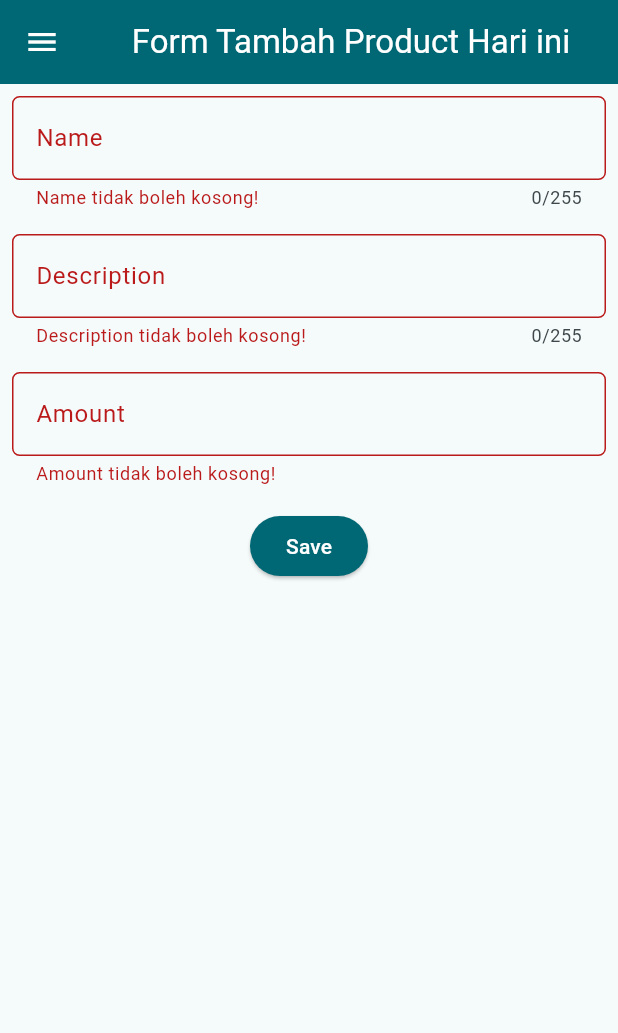
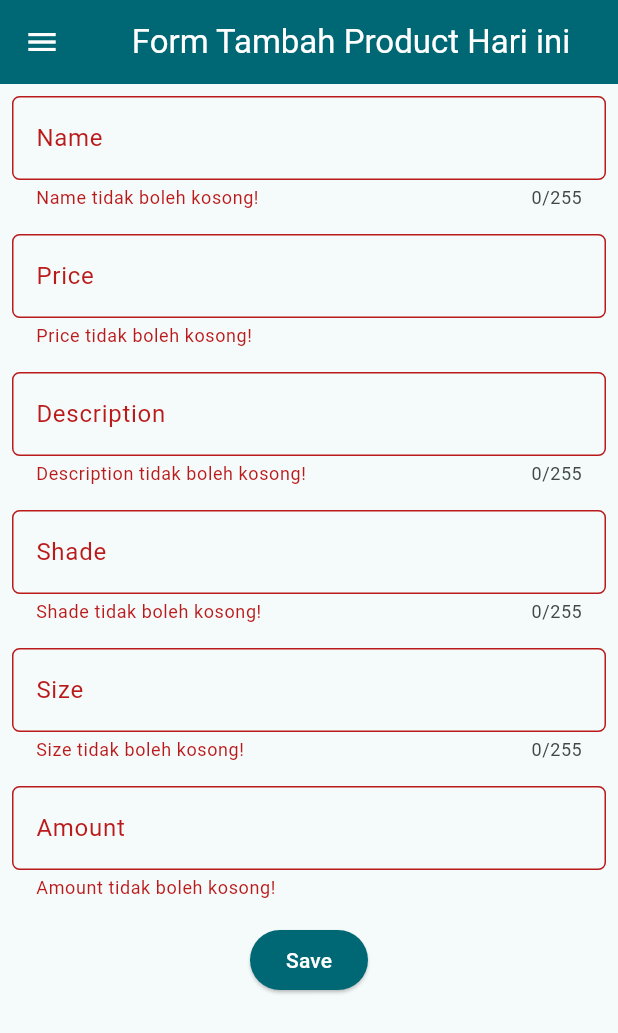
Before and after one commit to dhaniatiara/beauty-hive-mobile, a Flutter app: the ProductEntryFormPage screen opened directly, after a tap on "Save", on a phone screen of 412 x 824 dp. Shown: the top 1033 px of the screen. Run offline on Flutter 3.47's test engine with Material 3 defaults, Android fonts, the phone set to English and light mode, and no system bars.

Commit message:
menyesuaikan form seperti models django

```diff
--- a/lib/productentry_form.dart
+++ b/lib/productentry_form.dart
@@ -11,7 +11,10 @@ class ProductEntryFormPage extends StatefulWidget {
 class _ProductEntryFormPageState extends State<ProductEntryFormPage> {
   final _formKey = GlobalKey<FormState>();
   String _name = "";
+  int _price = 0;
 	String _description = "";
+  String _shade = "";
+  String _size = "";
 	int _amount = 0;
 
   @override
@@ -34,6 +37,7 @@ class _ProductEntryFormPageState extends State<ProductEntryFormPage> {
           child: Column(
             crossAxisAlignment: CrossAxisAlignment.start,
             children: [
+              // Name
               Padding(
                 padding: const EdgeInsets.all(8.0),
                 child: TextFormField(
@@ -59,6 +63,40 @@ class _ProductEntryFormPageState extends State<ProductEntryFormPage> {
                 ),
               ),
 
+              // Price
+              Padding(
+                padding: const EdgeInsets.all(8.0),
+                child: TextFormField(
+                  decoration: InputDecoration(
+                    hintText: "Price",
+                    labelText: "Price",
+                    border: OutlineInputBorder(
+                      borderRadius: BorderRadius.circular(5.0),
+                    ),
+                  ),
+                  keyboardType: TextInputType.number,
+                  onChanged: (String? value) {
+                    setState(() {
+                      _price = int.tryParse(value!) ?? 0;
+                    });
+                  },
+                  validator: (String? value) {
+                    if (value == null || value.isEmpty) {
+                      return "Price tidak boleh kosong!";
+                    }
+                    final parsedValue = int.tryParse(value);
+                    if (parsedValue == null) {
+                      return "Price harus berupa angka!";
+                    }
+                    if (parsedValue < 1) {
+                      return 'Price must be at least 1';
+                    }
+                    return null;
+                  },
+                ),
+              ),
+
+              // Description
               Padding(
                 padding: const EdgeInsets.all(8.0),
                 child: TextFormField(
@@ -83,6 +121,60 @@ class _ProductEntryFormPageState extends State<ProductEntryFormPage> {
                   },
                 ),
               ),
+
+              // Shade Field
+              Padding(
+                padding: const EdgeInsets.all(8.0),
+                child: TextFormField(
+                  decoration: InputDecoration(
+                    hintText: "Shade",
+                    labelText: "Shade",
+                    border: OutlineInputBorder(
+                      borderRadius: BorderRadius.circular(5.0),
+                    ),
+                  ),
+                  maxLength: 255,
+                  onChanged: (String? value) {
+                    setState(() {
+                      _shade = value!;
+                    });
+                  },
+                  validator: (String? value) {
+                    if (value == null || value.isEmpty) {
+                      return "Shade tidak boleh kosong!";
+                    }
+                    return null;
+                  },
+                ),
+              ),
+
+              // Size Field
+              Padding(
+                padding: const EdgeInsets.all(8.0),
+                child: TextFormField(
+                  decoration: InputDecoration(
+                    hintText: "Size",
+                    labelText: "Size",
+                    border: OutlineInputBorder(
+                      borderRadius: BorderRadius.circular(5.0),
+                    ),
+                  ),
+                  maxLength: 255,
+                  onChanged: (String? value) {
+                    setState(() {
+                      _size = value!;
+                    });
+                  },
+                  validator: (String? value) {
+                    if (value == null || value.isEmpty) {
+                      return "Size tidak boleh kosong!";
+                    }
+                    return null;
+                  },
+                ),
+              ),
+
+              // Amount
               Padding(
                 padding: const EdgeInsets.all(8.0),
                 child: TextFormField(
@@ -102,8 +194,13 @@ class _ProductEntryFormPageState extends State<ProductEntryFormPage> {
                     if (value == null || value.isEmpty) {
                       return "Amount tidak boleh kosong!";
                     }
-                          if (int.tryParse(value) == null) {
+                    final parsedValue = int.tryParse(value);
+                    if (parsedValue == null) {
                       return "Amount harus berupa angka!";
+                    }
+
+                    if (parsedValue < 1) {
+                      return 'Value must be at least 1';
                     }
                     return null;
                   },
@@ -131,7 +228,10 @@ class _ProductEntryFormPageState extends State<ProductEntryFormPage> {
                                   crossAxisAlignment: CrossAxisAlignment.start,
                                   children: [
                                     Text('Name: $_name'),
+                                    Text('Price: $_price'),
                                     Text('Description: $_description'),
+                                    Text('Shade: $_shade'),
+                                    Text('Size: $_size'),
                                     Text('Amount: $_amount'),
                                   ],
                                 ),
@@ -159,10 +259,8 @@ class _ProductEntryFormPageState extends State<ProductEntryFormPage> {
               ),
             ],
           ),
-
         )
       ),
-
     );
   }
 }
```
Lines whose indentation alone changed are shown as unchanged.
